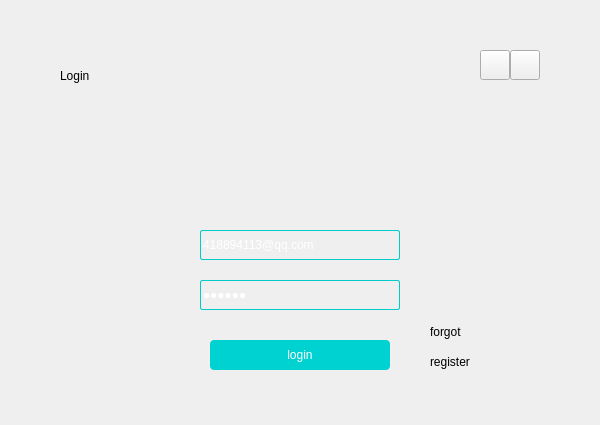
The window that client/linux/src/form/login_page.ui (i0gan/ltalk) describes before a commit, drawn with Qt 5.
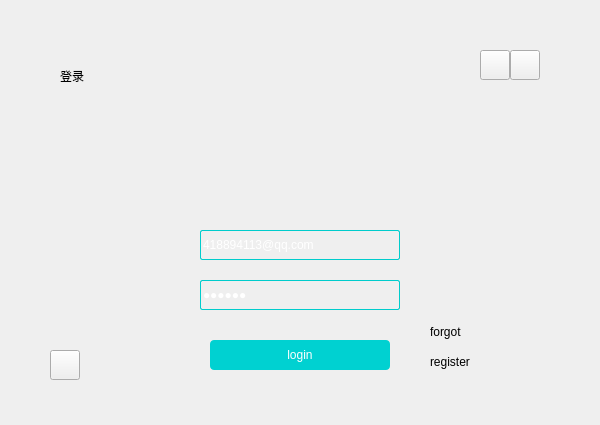
The same window after the commit. Icons and pictures are not drawn.

Diff of the .ui file:
```diff
--- a/client/linux/src/form/login_page.ui
+++ b/client/linux/src/form/login_page.ui
@@ -23,7 +23,7 @@
     </rect>
    </property>
    <property name="text">
-    <string>Login</string>
+    <string>登录</string>
    </property>
   </widget>
   <widget class="QLineEdit" name="lineEdit_account">
@@ -208,6 +208,27 @@
     <string/>
    </property>
   </widget>
+  <widget class="QToolButton" name="toolButton_changeTheme">
+   <property name="geometry">
+    <rect>
+     <x>50</x>
+     <y>350</y>
+     <width>30</width>
+     <height>30</height>
+    </rect>
+   </property>
+   <property name="styleSheet">
+    <string notr="true">QToolButton{
+	border-image: url(':/ui/theme.png')
+}
+QToolButton:hover{
+   border:2px solid;
+}</string>
+   </property>
+   <property name="text">
+    <string/>
+   </property>
+  </widget>
   <zorder>label_frame</zorder>
   <zorder>label_title</zorder>
   <zorder>lineEdit_account</zorder>
```
Left out of the diff: 1 changed line with no effect on the pictures.
